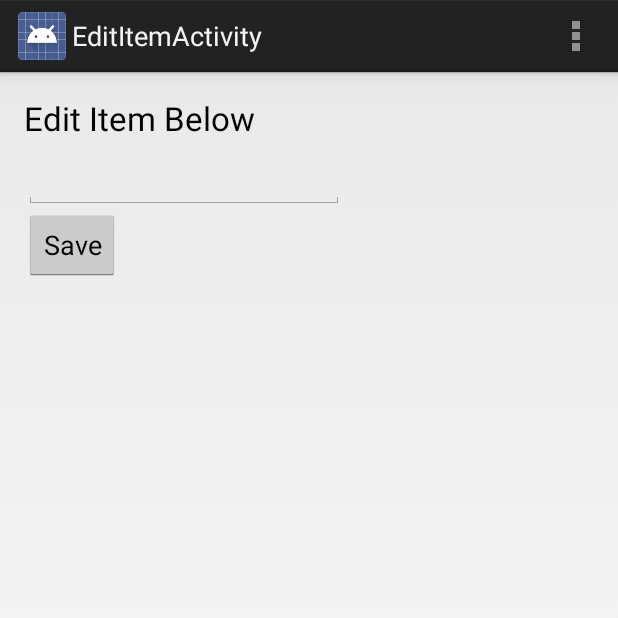
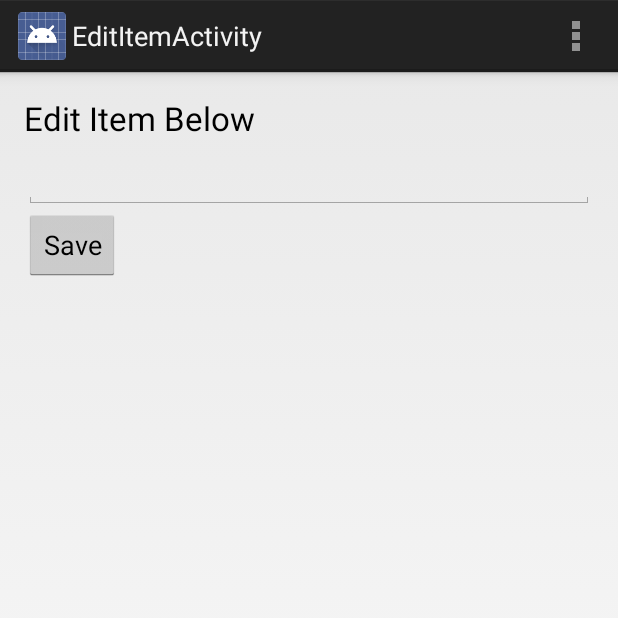
Before and after one commit to john-langley/CodePath-SimpleToDo, an Android app: the screen it shows after launch (EditItemActivity), after a tap on an icon or button, on a phone screen of 412 x 824 dp, the top half of it. Run offline under Robolectric (Android 15) with nearby library versions, the phone set to English and light mode, and no system bars; 1 other tap on this screen came first.

Commit message:
Extending the width of the multi-line EditText for editing item text

```diff
--- a/app/src/main/res/layout/activity_edit_item.xml
+++ b/app/src/main/res/layout/activity_edit_item.xml
@@ -17,7 +17,9 @@
         android:layout_marginTop="36dp"
         android:layout_alignParentTop="true"
         android:layout_alignParentLeft="true"
-        android:layout_alignParentStart="true" />
+        android:layout_alignParentStart="true"
+        android:layout_alignParentRight="true"
+        android:layout_alignParentEnd="true" />
 
     <Button
         android:layout_width="wrap_content"
```
